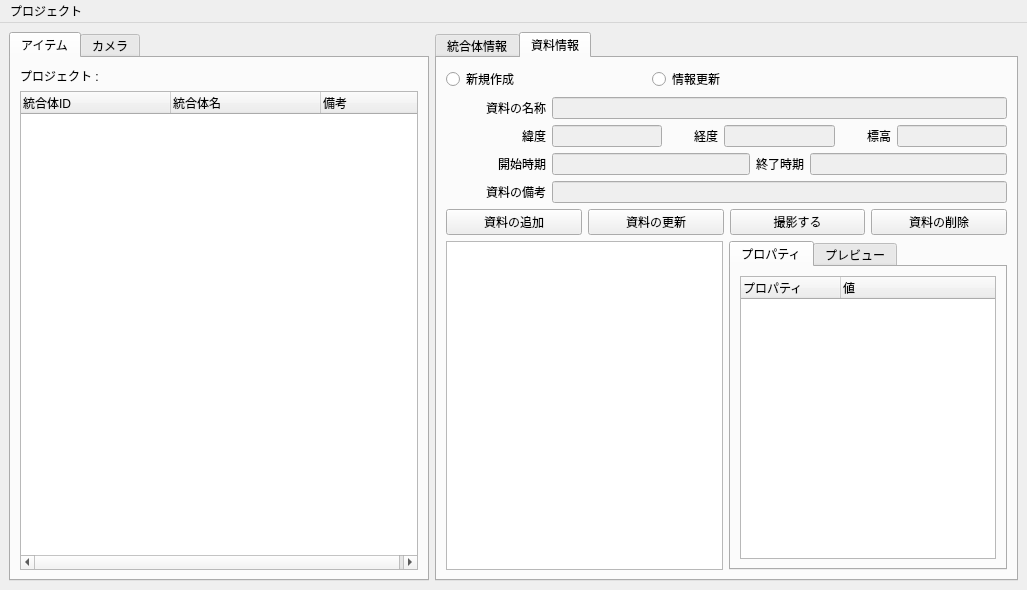
Qt form mainWindow.ui (yufujimoto/SurveyDataCollector) before a commit.
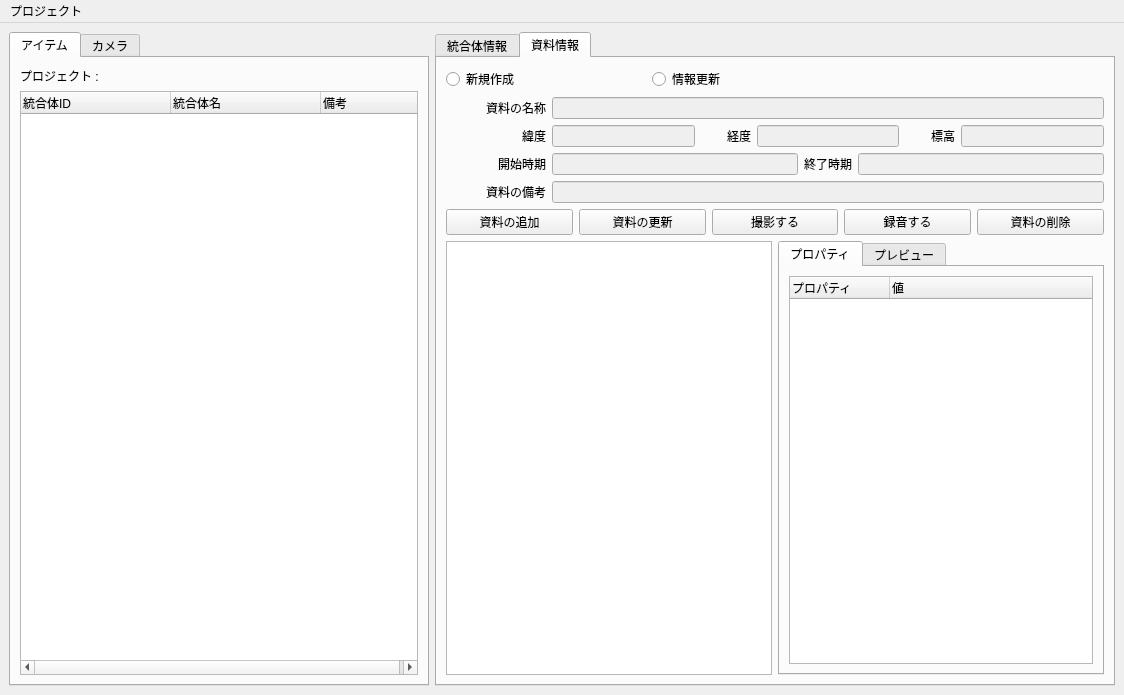
The same form after that commit.

```diff
--- a/mainWindow.ui
+++ b/mainWindow.ui
@@ -6,8 +6,8 @@
    <rect>
     <x>0</x>
     <y>0</y>
-    <width>1027</width>
-    <height>590</height>
+    <width>1124</width>
+    <height>695</height>
    </rect>
   </property>
   <property name="windowTitle">
@@ -970,6 +970,13 @@
               </property>
              </widget>
             </item>
+            <item>
+             <widget class="QPushButton" name="btn_mat_rec">
+              <property name="text">
+               <string>録音する</string>
+              </property>
+             </widget>
+            </item>
             <item>
              <widget class="QPushButton" name="btn_mat_del">
               <property name="text">
@@ -1061,8 +1068,8 @@
     <rect>
      <x>0</x>
      <y>0</y>
-     <width>1027</width>
-     <height>27</height>
+     <width>1124</width>
+     <height>28</height>
     </rect>
    </property>
    <widget class="QMenu" name="men_prj">
```
Left out of the diff: 7 changed lines with no effect on the pictures.
